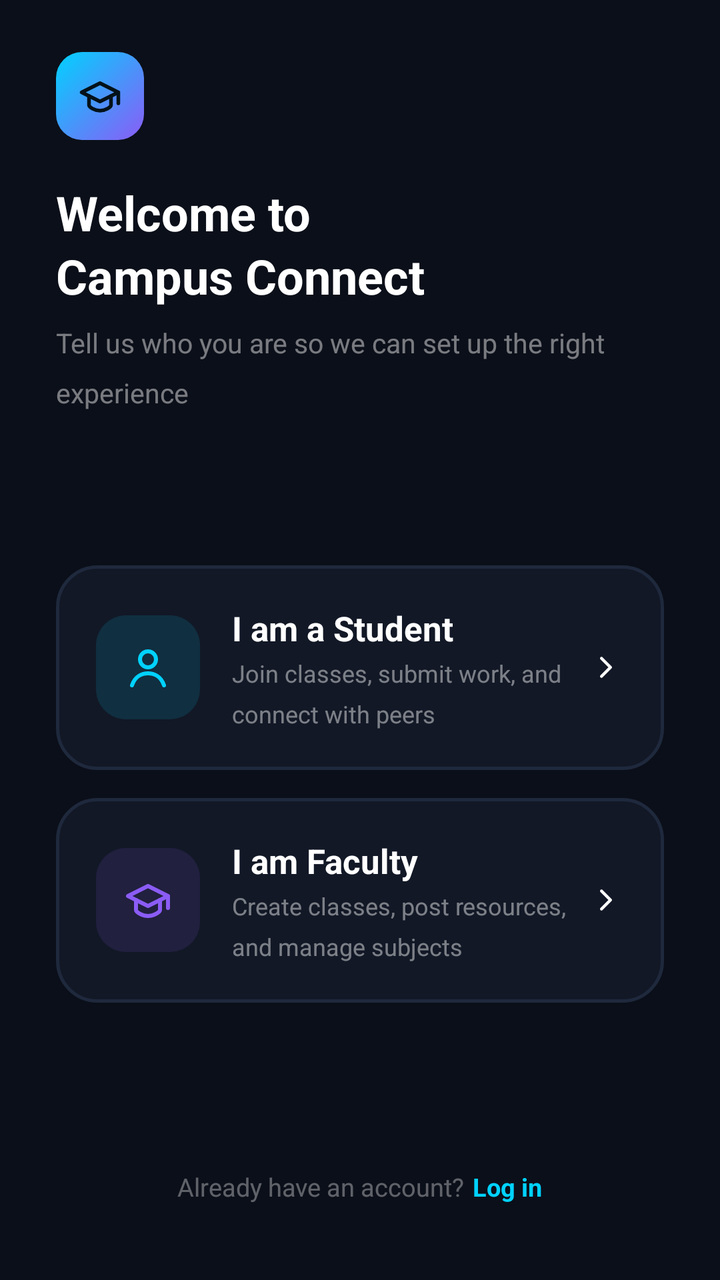
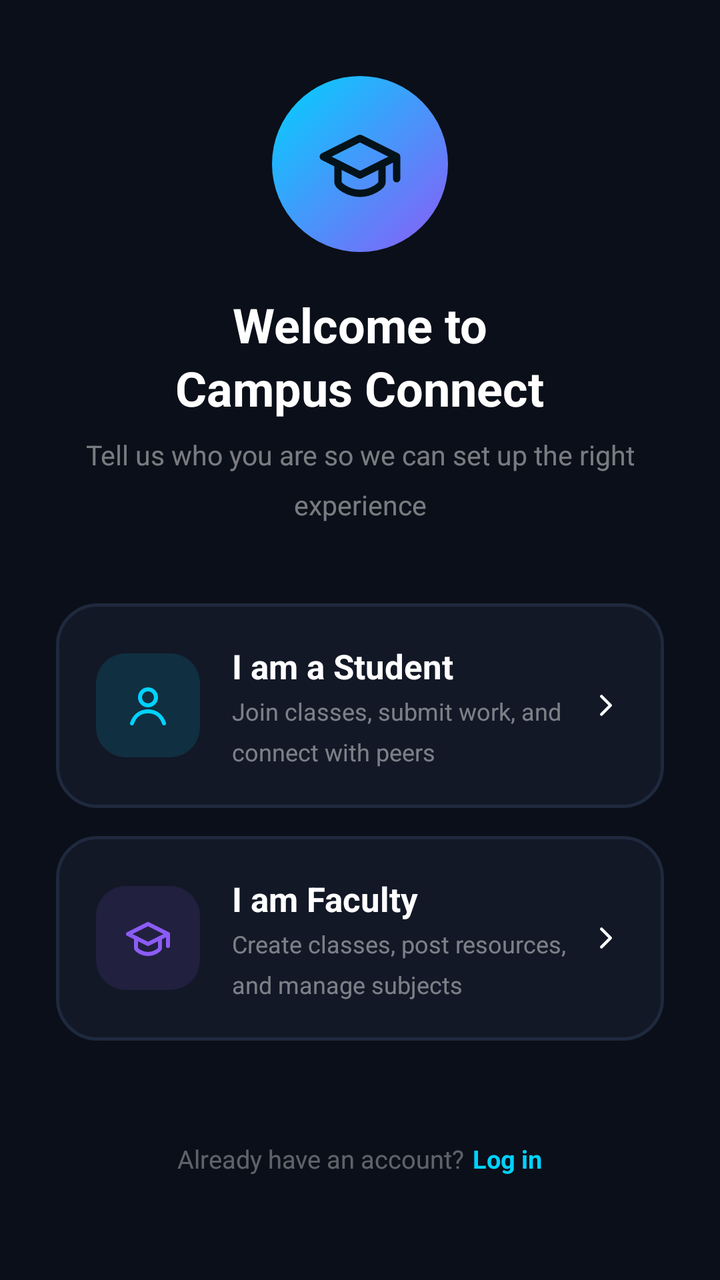

Compare the two renders of this Android layout. The source of the first and the diff that turns it into the second are given below.
<!-- AndroidManifest.xml: application theme Theme.CampusConnect -->
<!-- res/layout/activity_role_selection.xml -->
<?xml version="1.0" encoding="utf-8"?>
<LinearLayout xmlns:android="http://schemas.android.com/apk/res/android"
    android:layout_width="match_parent"
    android:layout_height="match_parent"
    android:orientation="vertical"
    android:background="@color/color_background"
    android:paddingStart="28dp"
    android:paddingEnd="28dp"
    android:paddingTop="26dp"
    android:paddingBottom="32dp">

    
    <ImageView
        android:layout_width="44dp"
        android:layout_height="44dp"
        android:background="@drawable/bg_role_logo"
        android:padding="11dp"
        android:src="@drawable/ic_grad_cap"
        android:tint="#04121A"
        android:contentDescription="@null" />

    <TextView
        android:layout_width="wrap_content"
        android:layout_height="wrap_content"
        android:layout_marginTop="20dp"
        android:text="@string/role_title"
        android:textColor="@color/color_text_primary"
        android:textSize="24sp"
        android:textStyle="bold"
        android:lineSpacingMultiplier="1.1" />

    <TextView
        android:layout_width="wrap_content"
        android:layout_height="wrap_content"
        android:layout_marginTop="8dp"
        android:text="@string/role_subtitle"
        android:textColor="#73FFFFFF"
        android:textSize="13.5sp"
        android:lineSpacingMultiplier="1.5" />

    
    <LinearLayout
        android:layout_width="match_parent"
        android:layout_height="0dp"
        android:layout_weight="1"
        android:orientation="vertical"
        android:gravity="center_vertical">

        
        <LinearLayout
            android:id="@+id/cardStudent"
            android:layout_width="match_parent"
            android:layout_height="wrap_content"
            android:orientation="horizontal"
            android:gravity="center_vertical"
            android:background="@drawable/bg_role_card"
            android:foreground="?attr/selectableItemBackground"
            android:clickable="true"
            android:focusable="true"
            android:padding="20dp">

            <FrameLayout
                android:layout_width="52dp"
                android:layout_height="52dp"
                android:background="@drawable/bg_role_icon_cyan">

                <ImageView
                    android:layout_width="24dp"
                    android:layout_height="24dp"
                    android:layout_gravity="center"
                    android:src="@drawable/ic_student"
                    android:tint="@color/color_cyan"
                    android:contentDescription="@null" />
            </FrameLayout>

            <LinearLayout
                android:layout_width="0dp"
                android:layout_height="wrap_content"
                android:layout_weight="1"
                android:layout_marginStart="16dp"
                android:orientation="vertical">

                <TextView
                    android:layout_width="wrap_content"
                    android:layout_height="wrap_content"
                    android:text="@string/role_student_title"
                    android:textColor="@color/color_text_primary"
                    android:textSize="17sp"
                    android:textStyle="bold" />

                <TextView
                    android:layout_width="wrap_content"
                    android:layout_height="wrap_content"
                    android:layout_marginTop="3dp"
                    android:text="@string/role_student_sub"
                    android:textColor="#73FFFFFF"
                    android:textSize="12sp"
                    android:lineSpacingMultiplier="1.4" />
            </LinearLayout>

            <ImageView
                android:layout_width="18dp"
                android:layout_height="18dp"
                android:layout_marginStart="8dp"
                android:src="@drawable/ic_chevron_right"
                android:tint="#59FFFFFF"
                android:contentDescription="@null" />
        </LinearLayout>

        
        <LinearLayout
            android:id="@+id/cardFaculty"
            android:layout_width="match_parent"
            android:layout_height="wrap_content"
            android:layout_marginTop="14dp"
            android:orientation="horizontal"
            android:gravity="center_vertical"
            android:background="@drawable/bg_role_card"
            android:foreground="?attr/selectableItemBackground"
            android:clickable="true"
            android:focusable="true"
            android:padding="20dp">

            <FrameLayout
                android:layout_width="52dp"
                android:layout_height="52dp"
                android:background="@drawable/bg_role_icon_purple">

                <ImageView
                    android:layout_width="24dp"
                    android:layout_height="24dp"
                    android:layout_gravity="center"
                    android:src="@drawable/ic_grad_cap"
                    android:tint="@color/color_purple"
                    android:contentDescription="@null" />
            </FrameLayout>

            <LinearLayout
                android:layout_width="0dp"
                android:layout_height="wrap_content"
                android:layout_weight="1"
                android:layout_marginStart="16dp"
                android:orientation="vertical">

                <TextView
                    android:layout_width="wrap_content"
                    android:layout_height="wrap_content"
                    android:text="@string/role_faculty_title"
                    android:textColor="@color/color_text_primary"
                    android:textSize="17sp"
                    android:textStyle="bold" />

                <TextView
                    android:layout_width="wrap_content"
                    android:layout_height="wrap_content"
                    android:layout_marginTop="3dp"
                    android:text="@string/role_faculty_sub"
                    android:textColor="#73FFFFFF"
                    android:textSize="12sp"
                    android:lineSpacingMultiplier="1.4" />
            </LinearLayout>

            <ImageView
                android:layout_width="18dp"
                android:layout_height="18dp"
                android:layout_marginStart="8dp"
                android:src="@drawable/ic_chevron_right"
                android:tint="#59FFFFFF"
                android:contentDescription="@null" />
        </LinearLayout>

    </LinearLayout>

    
    <LinearLayout
        android:id="@+id/tvLogin"
        android:layout_width="wrap_content"
        android:layout_height="wrap_content"
        android:layout_gravity="center_horizontal"
        android:orientation="horizontal"
        android:background="?attr/selectableItemBackgroundBorderless"
        android:clickable="true"
        android:focusable="true"
        android:padding="6dp">

        <TextView
            android:layout_width="wrap_content"
            android:layout_height="wrap_content"
            android:text="@string/role_login_prompt"
            android:textColor="#59FFFFFF"
            android:textSize="12.5sp" />

        <TextView
            android:layout_width="wrap_content"
            android:layout_height="wrap_content"
            android:layout_marginStart="4dp"
            android:text="@string/role_login_action"
            android:textColor="@color/color_cyan"
            android:textSize="12.5sp"
            android:textStyle="bold" />

    </LinearLayout>

</LinearLayout>
<!-- resources referenced by this layout -->
<resources>
  <color name="color_background">#0B0F19</color>
  <color name="color_cyan">#00D2FF</color>
  <color name="color_purple">#8B5CF6</color>
  <color name="color_text_primary">#FFFFFF</color>
  <!-- drawable bg_role_card (drawable) -->
  <?xml version="1.0" encoding="utf-8"?>
  <shape xmlns:android="http://schemas.android.com/apk/res/android"
      android:shape="rectangle">
      <solid android:color="@color/color_card" />
      <corners android:radius="20dp" />
      <stroke
          android:width="1.5dp"
          android:color="@color/color_border" />
  </shape>
  <!-- drawable bg_role_icon_cyan (drawable) -->
  <?xml version="1.0" encoding="utf-8"?>
  <shape xmlns:android="http://schemas.android.com/apk/res/android"
      android:shape="rectangle">
      <solid android:color="#1F00D2FF" />
      <corners android:radius="15dp" />
  </shape>
  <!-- drawable bg_role_icon_purple (drawable) -->
  <?xml version="1.0" encoding="utf-8"?>
  <shape xmlns:android="http://schemas.android.com/apk/res/android"
      android:shape="rectangle">
      <solid android:color="#1F8B5CF6" />
      <corners android:radius="15dp" />
  </shape>
  <!-- drawable bg_role_logo (drawable) -->
  <?xml version="1.0" encoding="utf-8"?>
  <shape xmlns:android="http://schemas.android.com/apk/res/android"
      android:shape="rectangle">
      <gradient
          android:type="linear"
          android:angle="315"
          android:startColor="@color/color_cyan"
          android:endColor="@color/color_purple" />
      <corners android:radius="13dp" />
  </shape>
  <!-- drawable ic_chevron_right (drawable) -->
  <vector xmlns:android="http://schemas.android.com/apk/res/android"
      android:width="24dp"
      android:height="24dp"
      android:viewportWidth="24"
      android:viewportHeight="24">
      <path
          android:strokeColor="#FFFFFF"
          android:strokeWidth="2"
          android:strokeLineCap="round"
          android:strokeLineJoin="round"
          android:pathData="M9,6l6,6 -6,6" />
  </vector>
  <!-- drawable ic_grad_cap (drawable) -->
  <vector xmlns:android="http://schemas.android.com/apk/res/android"
      android:width="24dp"
      android:height="24dp"
      android:viewportWidth="24"
      android:viewportHeight="24">
      <path
          android:strokeColor="#FFFFFF"
          android:strokeWidth="2"
          android:strokeLineCap="round"
          android:strokeLineJoin="round"
          android:pathData="M22,10v6M2,10l10,-5 10,5 -10,5 -10,-5z" />
      <path
          android:strokeColor="#FFFFFF"
          android:strokeWidth="2"
          android:strokeLineCap="round"
          android:strokeLineJoin="round"
          android:pathData="M6,12v5c0,1 3,3 6,3s6,-2 6,-3v-5" />
  </vector>
  <string name="role_faculty_sub">Create classes, post resources, and manage subjects</string>
  <string name="role_faculty_title">I am Faculty</string>
  <string name="role_login_action">Log in</string>
  <string name="role_login_prompt">Already have an account?</string>
  <string name="role_student_sub">Join classes, submit work, and connect with peers</string>
  <string name="role_student_title">I am a Student</string>
  <string name="role_subtitle">Tell us who you are so we can set up the right experience</string>
  <string name="role_title">Welcome to\nCampus Connect</string>
  <color name="color_card">#121826</color>
  <color name="color_border">#1F293D</color>
  <color name="color_muted">#9CA3AF</color>
  <!-- unchanged entries left out for length: 2 -->
</resources>

<!-- the commit's change to res/layout/activity_role_selection.xml (unified diff, before → after) -->
@@ -10,41 +10,50 @@
     android:paddingBottom="32dp">
 
     
-    <ImageView
-        android:layout_width="44dp"
-        android:layout_height="44dp"
-        android:background="@drawable/bg_role_logo"
-        android:padding="11dp"
-        android:src="@drawable/ic_grad_cap"
-        android:tint="#04121A"
-        android:contentDescription="@null" />
-
-    <TextView
-        android:layout_width="wrap_content"
-        android:layout_height="wrap_content"
-        android:layout_marginTop="20dp"
-        android:text="@string/role_title"
-        android:textColor="@color/color_text_primary"
-        android:textSize="24sp"
-        android:textStyle="bold"
-        android:lineSpacingMultiplier="1.1" />
-
-    <TextView
-        android:layout_width="wrap_content"
-        android:layout_height="wrap_content"
-        android:layout_marginTop="8dp"
-        android:text="@string/role_subtitle"
-        android:textColor="#73FFFFFF"
-        android:textSize="13.5sp"
-        android:lineSpacingMultiplier="1.5" />
-
-    
     <LinearLayout
         android:layout_width="match_parent"
-        android:layout_height="0dp"
-        android:layout_weight="1"
+        android:layout_height="wrap_content"
+        android:layout_marginTop="12dp"
         android:orientation="vertical"
-        android:gravity="center_vertical">
+        android:gravity="center_horizontal">
+
+        <ImageView
+            android:layout_width="88dp"
+            android:layout_height="88dp"
+            android:background="@drawable/bg_role_logo_circle"
+            android:padding="22dp"
+            android:src="@drawable/ic_grad_cap"
+            android:tint="#04121A"
+            android:contentDescription="@null" />
+
+        <TextView
+            android:layout_width="wrap_content"
+            android:layout_height="wrap_content"
+            android:layout_marginTop="20dp"
+            android:gravity="center"
+            android:text="@string/role_title"
+            android:textColor="@color/color_text_primary"
+            android:textSize="24sp"
+            android:textStyle="bold"
+            android:lineSpacingMultiplier="1.1" />
+
+        <TextView
+            android:layout_width="wrap_content"
+            android:layout_height="wrap_content"
+            android:layout_marginTop="8dp"
+            android:gravity="center"
+            android:text="@string/role_subtitle"
+            android:textColor="#73FFFFFF"
+            android:textSize="13.5sp"
+            android:lineSpacingMultiplier="1.5" />
+    </LinearLayout>
+
+    
+    <LinearLayout
+        android:layout_width="match_parent"
+        android:layout_height="wrap_content"
+        android:layout_marginTop="40dp"
+        android:orientation="vertical">
 
         
         <LinearLayout
@@ -172,11 +181,18 @@
     </LinearLayout>
 
     
+    <View
+        android:layout_width="match_parent"
+        android:layout_height="0dp"
+        android:layout_weight="1" />
+
+    
     <LinearLayout
         android:id="@+id/tvLogin"
         android:layout_width="wrap_content"
         android:layout_height="wrap_content"
         android:layout_gravity="center_horizontal"
+        android:layout_marginBottom="14dp"
         android:orientation="horizontal"
         android:background="?attr/selectableItemBackgroundBorderless"
         android:clickable="true"
<!-- resource entries referenced after the edit -->
@@ -28,16 +28,15 @@
       <solid android:color="#1F8B5CF6" />
       <corners android:radius="15dp" />
   </shape>
-  <!-- drawable bg_role_logo (drawable) -->
+  <!-- drawable bg_role_logo_circle (drawable) -->
   <?xml version="1.0" encoding="utf-8"?>
   <shape xmlns:android="http://schemas.android.com/apk/res/android"
-      android:shape="rectangle">
+      android:shape="oval">
       <gradient
           android:type="linear"
           android:angle="315"
           android:startColor="@color/color_cyan"
           android:endColor="@color/color_purple" />
-      <corners android:radius="13dp" />
   </shape>
   <!-- drawable ic_chevron_right (drawable) -->
   <vector xmlns:android="http://schemas.android.com/apk/res/android"
